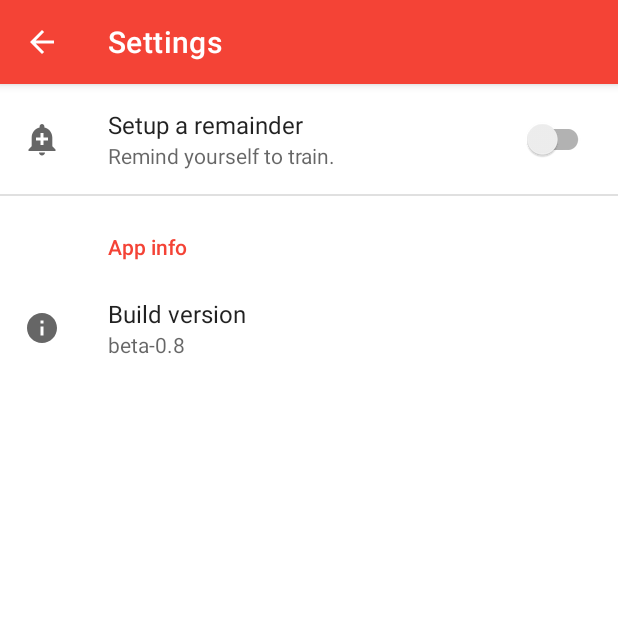
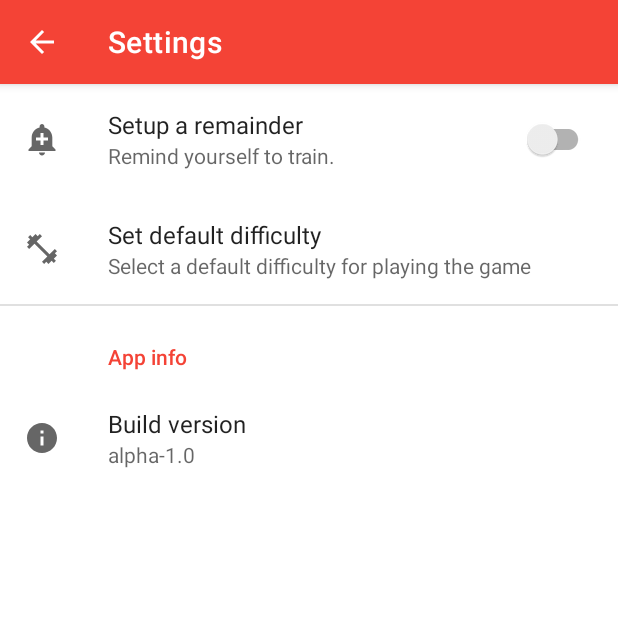
Before and after one commit to mathsemilio/hiragana-learner-randomizer, an Android app: the screen it shows after launch (SettingsActivity), after a tap on "Application Configuration icon", on a phone screen of 412 x 824 dp, the top half of it. Run offline under Robolectric (Android 15) with nearby library versions, the phone set to English and light mode, and no system bars; our stand-ins replace androidx.preference.

Commit message:
Timer implementation improved, game difficulty default value implemented.

```diff
--- a/app/build.gradle
+++ b/app/build.gradle
@@ -13,7 +13,7 @@ android {
         minSdkVersion 21
         targetSdkVersion 29
         versionCode 1
-        versionName "beta-0.8"
+        versionName "alpha-1.0"
 
         testInstrumentationRunner "androidx.test.runner.AndroidJUnitRunner"
     }
@@ -55,9 +55,6 @@ dependencies {
     /* Material Design */
     implementation 'com.google.android.material:material:1.2.0'
 
-    /* Fragment KTX */
-    implementation "androidx.fragment:fragment-ktx:1.2.5"
-
     /* Navigation Components */
     implementation "androidx.navigation:navigation-fragment-ktx:$nav_version"
     implementation "androidx.navigation:navigation-ui-ktx:$nav_version"
--- a/app/src/main/AndroidManifest.xml
+++ b/app/src/main/AndroidManifest.xml
@@ -3,7 +3,7 @@
     package="com.mathsemilio.hiraganalearner">
 
     <application
-        android:name=".util.ApplicationClass"
+        android:name=".ApplicationClass"
         android:allowBackup="false"
         android:icon="@mipmap/ic_hiragana_learner_launcher_icon"
         android:label="@string/app_name"
--- a/app/src/main/java/com/mathsemilio/hiraganalearner/util/ApplicationClass.kt
+++ b/app/src/main/java/com/mathsemilio/hiraganalearner/ApplicationClass.kt
@@ -1,7 +1,11 @@
-package com.mathsemilio.hiraganalearner.util
+package com.mathsemilio.hiraganalearner
 
 import android.app.Application
 import androidx.appcompat.app.AppCompatDelegate
+import com.mathsemilio.hiraganalearner.util.APP_THEME_DARK_MODE
+import com.mathsemilio.hiraganalearner.util.APP_THEME_FOLLOW_SYSTEM
+import com.mathsemilio.hiraganalearner.util.APP_THEME_LIGHT_THEME
+import com.mathsemilio.hiraganalearner.util.SharedPreferencesAppTheme
 
 class ApplicationClass : Application() {
 
--- a/app/src/main/java/com/mathsemilio/hiraganalearner/ui/activity/SettingsActivity.kt
+++ b/app/src/main/java/com/mathsemilio/hiraganalearner/ui/activity/SettingsActivity.kt
@@ -1,40 +1,30 @@
 package com.mathsemilio.hiraganalearner.ui.activity
 
 import android.os.Bundle
+import android.widget.Toast
 import androidx.appcompat.app.AppCompatActivity
-import androidx.appcompat.app.AppCompatDelegate
 import androidx.appcompat.widget.Toolbar
-import androidx.preference.ListPreference
 import androidx.preference.Preference
 import androidx.preference.PreferenceFragmentCompat
 import androidx.preference.PreferenceManager
 import com.mathsemilio.hiraganalearner.R
+import com.mathsemilio.hiraganalearner.util.APP_BUILD
+import com.mathsemilio.hiraganalearner.util.APP_BUILD_VERSION
+import com.mathsemilio.hiraganalearner.util.NOTIFICATION
 import kotlinx.android.synthetic.main.activity_settings.*
-
-private const val APP_BUILD_VERSION = "beta-0.8"
-private const val APP_BUILD = "app_build"
-private const val APP_THEME = "app_theme"
-private const val NOTIFICATION = "notification"
 
 class SettingsActivity : AppCompatActivity() {
     override fun onCreate(savedInstanceState: Bundle?) {
         super.onCreate(savedInstanceState)
         setContentView(R.layout.activity_settings)
 
-        toolbarConfig()
+        setSupportActionBar(toolbar_settings as Toolbar)
+        supportActionBar?.setDisplayHomeAsUpEnabled(true)
 
         supportFragmentManager
             .beginTransaction()
             .replace(R.id.fl_settings, SettingsFragment())
             .commit()
-    }
-
-    /**
-     * Private function that configures the Toolbar for this activity
-     */
-    private fun toolbarConfig() {
-        setSupportActionBar(toolbar_settings as Toolbar)
-        supportActionBar?.setDisplayHomeAsUpEnabled(true)
     }
 }
 
@@ -43,8 +33,6 @@ class SettingsActivity : AppCompatActivity() {
  */
 class SettingsFragment : PreferenceFragmentCompat(),
     PreferenceManager.OnPreferenceTreeClickListener {
-
-    private val appThemePreference = findPreference<ListPreference>(APP_THEME)
 
     override fun onCreatePreferences(savedInstanceState: Bundle?, rootKey: String?) {
         setPreferencesFromResource(R.xml.app_settings, rootKey)
@@ -55,14 +43,8 @@ class SettingsFragment : PreferenceFragmentCompat(),
     override fun onPreferenceTreeClick(preference: Preference?): Boolean {
         when (preference?.key) {
             NOTIFICATION -> {
-                TODO("To be implemented")
-            }
-            APP_THEME -> {
-                when (appThemePreference?.value) {
-                    "1" -> AppCompatDelegate.setDefaultNightMode(AppCompatDelegate.MODE_NIGHT_YES)
-                    "2" -> AppCompatDelegate.setDefaultNightMode(AppCompatDelegate.MODE_NIGHT_NO)
-                    else -> AppCompatDelegate.setDefaultNightMode(AppCompatDelegate.MODE_NIGHT_FOLLOW_SYSTEM)
-                }
+                Toast.makeText(requireContext(), "${preference.title} clicked", Toast.LENGTH_SHORT)
+                    .show()
             }
         }
 
--- a/app/src/main/java/com/mathsemilio/hiraganalearner/ui/fragment/GameWelcomeScreen.kt
+++ b/app/src/main/java/com/mathsemilio/hiraganalearner/ui/fragment/GameWelcomeScreen.kt
@@ -1,6 +1,7 @@
 package com.mathsemilio.hiraganalearner.ui.fragment
 
 import android.content.Intent
+import android.content.SharedPreferences
 import android.content.res.Configuration
 import android.os.Bundle
 import android.view.LayoutInflater
@@ -9,6 +10,7 @@ import android.view.ViewGroup
 import androidx.appcompat.app.AppCompatDelegate
 import androidx.fragment.app.Fragment
 import androidx.navigation.fragment.findNavController
+import androidx.preference.PreferenceManager
 import com.google.android.material.chip.Chip
 import com.mathsemilio.hiraganalearner.R
 import com.mathsemilio.hiraganalearner.databinding.GameWelcomeScreenBinding
@@ -20,6 +22,9 @@ import com.mathsemilio.hiraganalearner.util.*
  */
 class GameWelcomeScreen : Fragment() {
 
+    private lateinit var binding: GameWelcomeScreenBinding
+    private var defaultSharedPreferences: SharedPreferences? = null
+
     //==========================================================================================
     // onCreateView
     //==========================================================================================
@@ -28,12 +33,12 @@ class GameWelcomeScreen : Fragment() {
         savedInstanceState: Bundle?
     ): View? {
         // Inflating the layout with the inflate function from the fragment's binding class
-        val binding: GameWelcomeScreenBinding =
-            GameWelcomeScreenBinding.inflate(inflater, container, false)
+        binding = GameWelcomeScreenBinding.inflate(inflater, container, false)
 
-        binding.appConfigIcon.setOnClickListener {
-            startActivity(Intent(requireContext(), SettingsActivity::class.java))
-        }
+        defaultSharedPreferences =
+            PreferenceManager.getDefaultSharedPreferences(requireContext())
+
+        configGameDifficultyOptions()
 
         binding.appThemeSwitchIcon.setOnClickListener {
             when (resources.configuration.uiMode and Configuration.UI_MODE_NIGHT_MASK) {
@@ -54,6 +59,19 @@ class GameWelcomeScreen : Fragment() {
             }
         }
 
+        binding.appConfigIcon.setOnClickListener {
+            startActivity(Intent(requireContext(), SettingsActivity::class.java))
+        }
+
+        return binding.root
+    }
+
+    //==========================================================================================
+    // configGameDifficultyOptions function
+    //==========================================================================================
+    private fun configGameDifficultyOptions() {
+        when (defaultSharedPreferences?.getString(GAME_DIFFICULTY_CONFIG_KEY, "0")) {
+            "0" -> {
                 binding.chipGroupGameDifficulty.setOnCheckedChangeListener { group, checkedId ->
                     if (checkedId == -1) {
                         binding.buttonStart.isEnabled = false
@@ -80,7 +98,46 @@ class GameWelcomeScreen : Fragment() {
                         }
                     }
                 }
+            }
+            "1" -> {
+                binding.textBodySelectADifficulty.visibility = View.INVISIBLE
+                binding.chipGroupGameDifficulty.visibility = View.INVISIBLE
+                binding.buttonStart.isEnabled = true
+                binding.buttonStart.setOnClickListener {
+                    val action =
+                        GameWelcomeScreenDirections.actionGameWelcomeScreenToMainGameScreen(
+                            GAME_DIFFICULTY_VALUE_BEGINNER
+                        )
 
-        return binding.root
+                    findNavController().navigate(action)
                 }
             }
+            "2" -> {
+                binding.textBodySelectADifficulty.visibility = View.INVISIBLE
+                binding.chipGroupGameDifficulty.visibility = View.INVISIBLE
+                binding.buttonStart.isEnabled = true
+                binding.buttonStart.setOnClickListener {
+                    val action =
+                        GameWelcomeScreenDirections.actionGameWelcomeScreenToMainGameScreen(
+                            GAME_DIFFICULTY_VALUE_MEDIUM
+                        )
+
+                    findNavController().navigate(action)
+                }
+            }
+            "3" -> {
+                binding.textBodySelectADifficulty.visibility = View.INVISIBLE
+                binding.chipGroupGameDifficulty.visibility = View.INVISIBLE
+                binding.buttonStart.isEnabled = true
+                binding.buttonStart.setOnClickListener {
+                    val action =
+                        GameWelcomeScreenDirections.actionGameWelcomeScreenToMainGameScreen(
+                            GAME_DIFFICULTY_VALUE_HARD
+                        )
+
+                    findNavController().navigate(action)
+                }
+            }
+        }
+    }
+}
--- a/app/src/main/java/com/mathsemilio/hiraganalearner/util/Constants.kt
+++ b/app/src/main/java/com/mathsemilio/hiraganalearner/util/Constants.kt
@@ -8,7 +8,7 @@ const val GAME_DIFFICULTY_VALUE_BEGINNER = 0
 const val GAME_DIFFICULTY_VALUE_MEDIUM = 1
 const val GAME_DIFFICULTY_VALUE_HARD = 2
 
-const val ONE_SECOND: Long = 1000L
+const val ONE_SECOND = 1000L
 const val COUNTDOWN_TIME_BEGINNER = 15000L
 const val COUNTDOWN_TIME_MEDIUM = 10000L
 const val COUNTDOWN_TIME_HARD = 5000L
@@ -20,6 +20,9 @@ const val PROGRESS_BAR_MAX_HARD = 4
 const val SHARED_PREF_GAME_TIME = "gameTimeSharedPreferences"
 const val TIME_REMAINING = "timeRemaining"
 
-// const val TIME_REMAINING_SAVED_INSTANCE = "timeRemaining"
+const val APP_BUILD_VERSION = "alpha-1.0"
+const val APP_BUILD = "app_build"
+const val NOTIFICATION = "notification"
+const val GAME_DIFFICULTY_CONFIG_KEY = "gameDifficulty"
 
 const val PERFECT_SCORE = 48
--- /dev/null
+++ b/app/src/main/res/drawable/ic_baseline_fitness_center_24.xml
@@ -0,0 +1,11 @@
+<vector xmlns:android="http://schemas.android.com/apk/res/android"
+    android:width="24dp"
+    android:height="24dp"
+    android:autoMirrored="true"
+    android:tint="?attr/colorControlNormal"
+    android:viewportWidth="24"
+    android:viewportHeight="24">
+    <path
+        android:fillColor="@android:color/white"
+        android:pathData="M20.57,14.86L22,13.43 20.57,12 17,15.57 8.43,7 12,3.43 10.57,2 9.14,3.43 7.71,2 5.57,4.14 4.14,2.71 2.71,4.14l1.43,1.43L2,7.71l1.43,1.43L2,10.57 3.43,12 7,8.43 15.57,17 12,20.57 13.43,22l1.43,-1.43L16.29,22l2.14,-2.14 1.43,1.43 1.43,-1.43 -1.43,-1.43L22,16.29z" />
+</vector>
--- a/app/src/main/res/layout-night/settings_toolbar.xml
+++ b/app/src/main/res/layout-night/settings_toolbar.xml
@@ -4,8 +4,7 @@
     android:id="@+id/toolbar_settings"
     android:layout_width="match_parent"
     android:layout_height="?attr/actionBarSize"
-    android:background="#121212"
-    android:elevation="@dimen/toolbar_elevation"
+    android:background="?android:attr/colorBackground"
     tools:viewBindingIgnore="true">
 
 </com.google.android.material.appbar.MaterialToolbar>
--- a/app/src/main/res/layout-notnight/settings_toolbar.xml
+++ b/app/src/main/res/layout-notnight/settings_toolbar.xml
@@ -6,7 +6,6 @@
     android:layout_width="match_parent"
     android:layout_height="?attr/actionBarSize"
     android:background="@color/colorPrimary"
-    android:elevation="@dimen/toolbar_elevation"
     tools:viewBindingIgnore="true">
 
 </com.google.android.material.appbar.MaterialToolbar>
--- /dev/null
+++ b/app/src/main/res/values/difficulty_list_entries.xml
@@ -0,0 +1,16 @@
+<?xml version="1.0" encoding="utf-8"?>
+<resources>
+    <string-array name="difficulty_value_entries">
+        <item>@string/difficulty_entry_default</item>
+        <item>@string/difficulty_entry_beginner</item>
+        <item>@string/difficulty_entry_medium</item>
+        <item>@string/difficulty_entry_hard</item>
+    </string-array>
+
+    <string-array name="difficulty_entry_values">
+        <item>0</item>
+        <item>1</item>
+        <item>2</item>
+        <item>3</item>
+    </string-array>
+</resources>
--- a/app/src/main/res/values/dimens.xml
+++ b/app/src/main/res/values/dimens.xml
@@ -4,6 +4,5 @@
     <dimen name="margin_48dp">48dp</dimen>
     <dimen name="margin_16dp">16dp</dimen>
     <dimen name="margin_8dp">8dp</dimen>
-    <dimen name="toolbar_elevation">4dp</dimen>
 
 </resources>
--- a/app/src/main/res/values/strings.xml
+++ b/app/src/main/res/values/strings.xml
@@ -8,6 +8,10 @@
     <!-- Settings activity strings -->
     <string name="training_notification_summary_off">Remind yourself to train.</string>
     <string name="training_notification_title">Setup a remainder</string>
+    <string name="difficulty_entry_beginner">Beginner</string>
+    <string name="difficulty_entry_medium">Medium</string>
+    <string name="difficulty_entry_hard">Hard</string>
+    <string name="difficulty_entry_default">Choose every time before starting the game</string>
     <string name="app_build_version_title">Build version</string>
 
     <!-- Game Welcome Screen -->
--- a/app/src/main/res/xml/app_settings.xml
+++ b/app/src/main/res/xml/app_settings.xml
@@ -7,6 +7,14 @@
         app:key="notification"
         app:summaryOff="@string/training_notification_summary_off"
         app:title="@string/training_notification_title" />
+
+    <ListPreference
+        app:entries="@array/difficulty_value_entries"
+        app:entryValues="@array/difficulty_entry_values"
+        app:icon="@drawable/ic_baseline_fitness_center_24"
+        app:key="gameDifficulty"
+        app:summary="Select a default difficulty for playing the game"
+        app:title="Set default difficulty" />
 
     <PreferenceCategory android:title="App info">
 
```
Also changed, not shown: app/src/main/java/com/mathsemilio/hiraganalearner/ui/fragment/MainGameScreen.kt (+7 -2 lines), app/src/main/java/com/mathsemilio/hiraganalearner/ui/viewModel/MainGameViewModel.kt (+21 -18 lines), 1 other file. Lines whose indentation alone changed are shown as unchanged.
